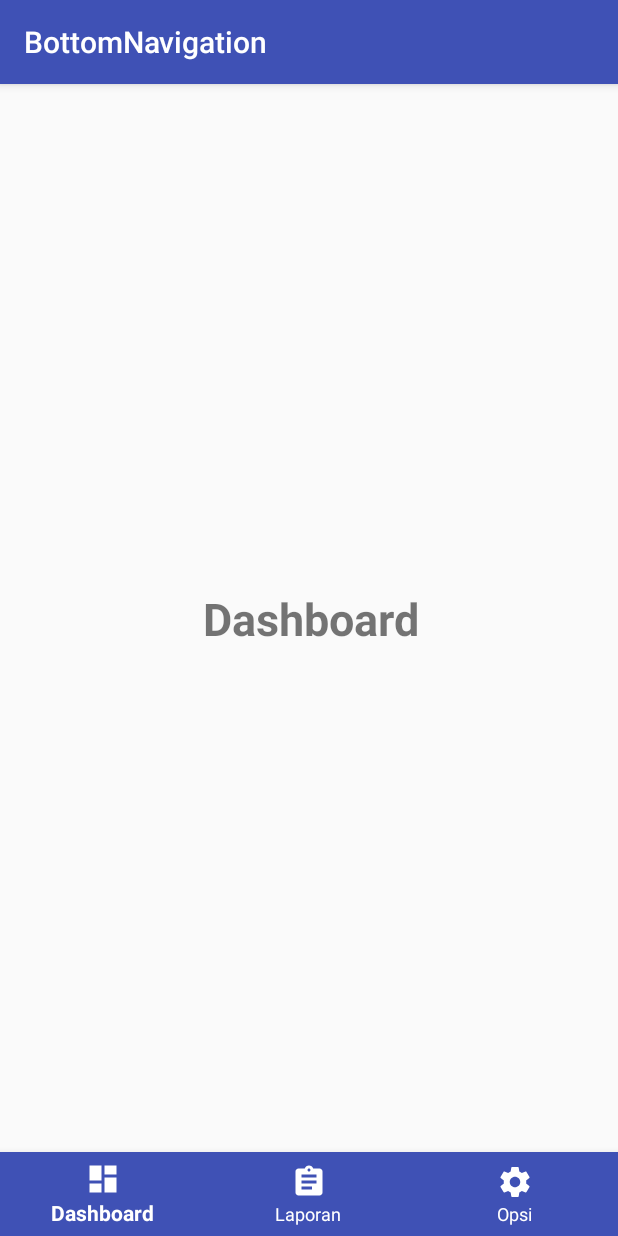
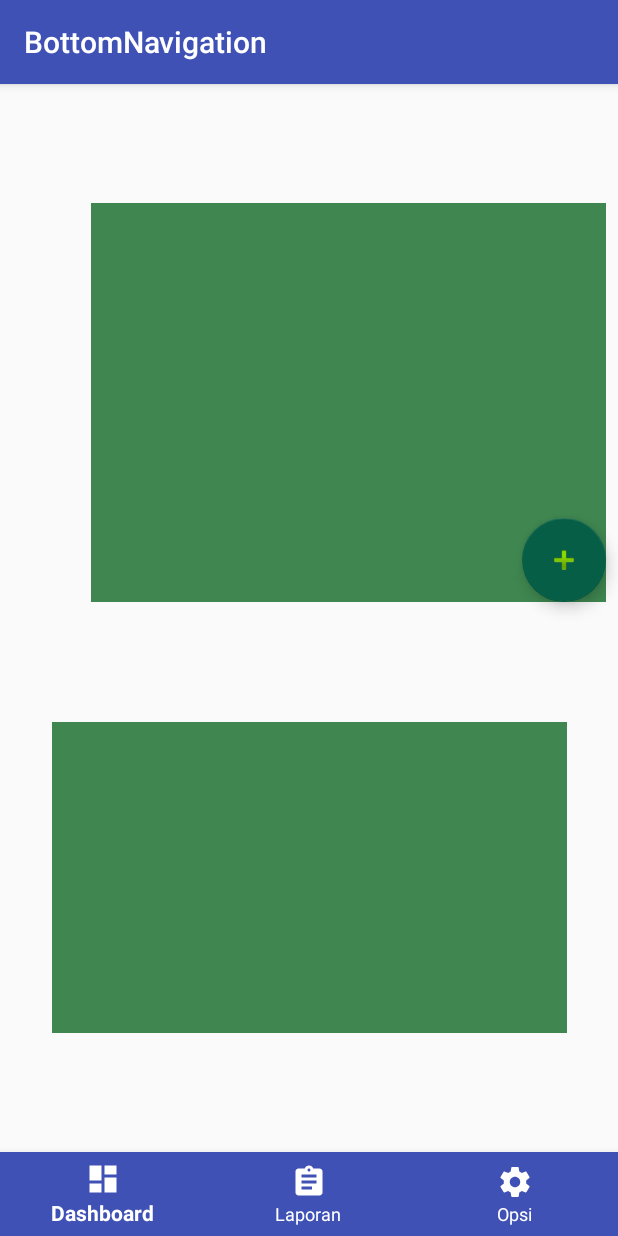
Before and after one commit to GusnaIkhsan/PELUANG, an Android app: the fragment DashboardFragment placed in its activity, on a phone screen of 412 x 824 dp. Run offline under Robolectric (Android 15) with nearby library versions, the phone set to English and light mode, and no system bars.

Commit message:
dashboard

```diff
--- a/app/src/main/res/layout/fragment_dashboard.xml
+++ b/app/src/main/res/layout/fragment_dashboard.xml
@@ -1,26 +1,52 @@
 <?xml version="1.0" encoding="utf-8"?>
-<android.support.constraint.ConstraintLayout
-    xmlns:android="http://schemas.android.com/apk/res/android"
+<android.support.constraint.ConstraintLayout xmlns:android="http://schemas.android.com/apk/res/android"
     xmlns:app="http://schemas.android.com/apk/res-auto"
     xmlns:tools="http://schemas.android.com/tools"
     android:layout_width="match_parent"
     android:layout_height="match_parent">
 
-    <TextView
-        android:id="@+id/textView"
+    <ScrollView
+        android:id="@+id/scrollView3"
+        android:layout_width="343dp"
+        android:layout_height="266dp"
+        android:layout_marginStart="8dp"
+        android:layout_marginTop="8dp"
+        android:layout_marginEnd="8dp"
+        android:background="#3f8650"
+        app:layout_constraintBottom_toTopOf="@+id/recyclerView"
+        app:layout_constraintEnd_toEndOf="parent"
+        app:layout_constraintHorizontal_bias="1.0"
+        app:layout_constraintStart_toStartOf="parent"
+        app:layout_constraintTop_toTopOf="parent">
+
+    </ScrollView>
+
+    <android.support.v7.widget.RecyclerView
+        android:id="@+id/recyclerView"
+        android:layout_width="343dp"
+        android:layout_height="207dp"
+        android:layout_marginStart="8dp"
+        android:layout_marginTop="8dp"
+        android:layout_marginEnd="8dp"
+        android:layout_marginBottom="8dp"
+        android:background="#3f8650"
+        app:layout_constraintBottom_toBottomOf="parent"
+        app:layout_constraintEnd_toEndOf="parent"
+        app:layout_constraintHorizontal_bias="0.5"
+        app:layout_constraintStart_toStartOf="parent"
+        app:layout_constraintTop_toBottomOf="@+id/scrollView3" />
+
+    <android.support.design.widget.FloatingActionButton
+        android:id="@+id/floatingActionButton7"
         android:layout_width="wrap_content"
         android:layout_height="wrap_content"
-        android:layout_marginBottom="235dp"
-        android:layout_marginEnd="151dp"
-        android:layout_marginLeft="153dp"
-        android:layout_marginRight="151dp"
-        android:layout_marginStart="153dp"
-        android:layout_marginTop="235dp"
-        android:text="Dashboard"
-        android:textSize="30sp"
-        android:textStyle="bold"
-        app:layout_constraintBottom_toBottomOf="parent"
-        app:layout_constraintEnd_toEndOf="parent"
+        android:layout_marginStart="8dp"
+        android:clickable="true"
+        app:backgroundTint="#065e46"
+        app:layout_constraintBottom_toBottomOf="@+id/scrollView3"
+        app:layout_constraintEnd_toEndOf="@+id/scrollView3"
+        app:layout_constraintHorizontal_bias="1.0"
         app:layout_constraintStart_toStartOf="parent"
-        app:layout_constraintTop_toTopOf="parent" />
+        app:srcCompat="@android:drawable/ic_input_add" />
+
 </android.support.constraint.ConstraintLayout>
```
